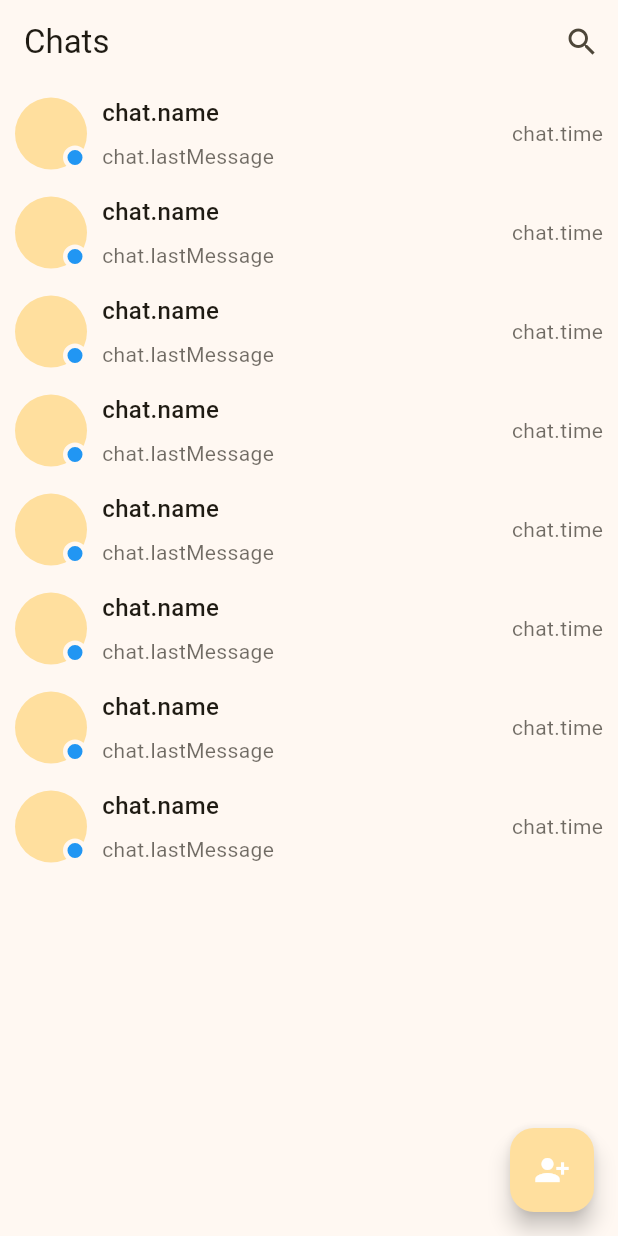
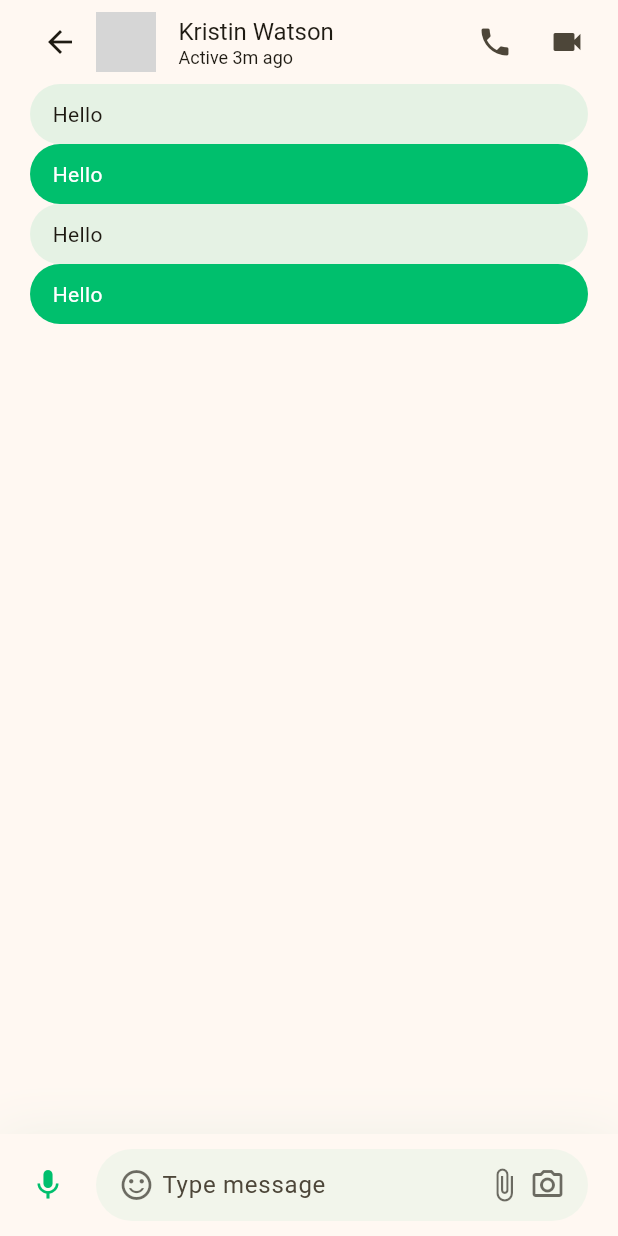
Before and after one commit to PrathameshAnwekar/bitsapp, a Flutter app: the ChatsScreen screen opened by its route, after a tap on "chat.name", on a phone screen of 412 x 824 dp. Run offline on Flutter 3.47's test engine with Material 2 defaults, Android fonts, the phone set to English and light mode, and no system bars; our stand-ins replace auto_size_text, badges, cached_network_image, firebase_auth, firebase_core, flutter_snake_navigationbar and 9 more; missing offline and left inert: animated_widgets, comment_tree, logger_plus; accounts and stored records are empty; network calls fail; grey boxes are pictures that could not be loaded.

Commit message:
chat screen ui

```diff
--- /dev/null
+++ b/lib/constants.dart
@@ -0,0 +1,10 @@
+import 'package:flutter/material.dart';
+
+const kPrimaryColor = Color(0xFF00BF6D);
+const kSecondaryColor = Color(0xFFFE9901);
+const kContentColorLightTheme = Color(0xFF1D1D35);
+const kContentColorDarkTheme = Color(0xFFF5FCF9);
+const kWarninngColor = Color(0xFFF3BB1C);
+const kErrorColor = Color(0xFFF03738);
+
+const kDefaultPadding = 20.0;
--- a/lib/main.dart
+++ b/lib/main.dart
@@ -12,16 +12,19 @@ void main() async {
   WidgetsFlutterBinding.ensureInitialized();
   await InitConstants().init();
 
-  runApp(const ProviderScope(
+  runApp( ProviderScope(
       child: MediaQuery(data: MediaQueryData(), child: MyApp())));
 }
 
 class MyApp extends StatelessWidget {
-  const MyApp({super.key});
-
+   MyApp({super.key});
+  bool init = true;
   @override
   Widget build(BuildContext context) {
+    if (init) {
+      init = false;
       SizeConfig.init(context);
+    }
     return StreamBuilder<User?>(
         stream: FirebaseAuth.instance.authStateChanges(),
         builder: (context, snapshot) {
@@ -29,12 +32,14 @@ class MyApp extends StatelessWidget {
             child: MaterialApp(
               title: 'BITSocial',
               debugShowCheckedModeBanner: false,
-            theme: ThemeData(useMaterial3: true, colorSchemeSeed: Colors.amber),
-            home: snapshot.hasData ?  const BottomNavScreen() : const AuthScreen(),
+              theme:
+                  ThemeData(useMaterial3: true, colorSchemeSeed: Colors.amber),
+              home: snapshot.hasData
+                  ? const BottomNavScreen()
+                  : const AuthScreen(),
               routes: customRoutes,
             ),
           );
-      }
-    );
+        });
   }
 }
--- a/lib/services/custom_routes.dart
+++ b/lib/services/custom_routes.dart
@@ -1,8 +1,10 @@
 import 'package:bitsapp/views/auth/auth_screen.dart';
+import 'package:bitsapp/views/chat/chat.dart';
 import 'package:bitsapp/views/chat/chats_screen.dart';
 import 'package:flutter/widgets.dart';
 
 var customRoutes = <String, WidgetBuilder>{
   AuthScreen.routeName: (context) => const AuthScreen(),
   ChatsScreen.routeName: (context) => const ChatsScreen(),
+  ChatRoomScreen.routeName: (context) => ChatRoomScreen(),
 };
--- a/lib/storage/hiveStore.dart
+++ b/lib/storage/hiveStore.dart
@@ -7,10 +7,11 @@ final hiveP = StateProvider((ref) => null);
 
 class HiveStore {
   static final storage = Hive.box("defaultStorage");
-
+  static final chatRooms = Hive.box("chatStorage");
   static init() async {
     final appDocumentDirectory = await getApplicationDocumentsDirectory();
     Hive.init(appDocumentDirectory.path);
     await Hive.openBox("defaultStorage");
+    await Hive.openBox("chatStorage");
   }
 }
--- a/lib/views/bottom_nav_screen/bottom_nav_screen.dart
+++ b/lib/views/bottom_nav_screen/bottom_nav_screen.dart
@@ -27,6 +27,7 @@ class _BottomNavScreenState extends State<BottomNavScreen> {
     const JobInternhipScreen(),
     const Screen3(),
     const Screen4(),
+    const Screen4(),
   ];
   @override
   Widget build(BuildContext context) {
@@ -36,7 +37,7 @@ class _BottomNavScreenState extends State<BottomNavScreen> {
       resizeToAvoidBottomInset: true,
       extendBody: true,
       bottomNavigationBar: SnakeNavigationBar.color(
-        height: getProportionateScreenHeight(52),
+        height: getProportionateScreenHeight(100),
         behaviour: SnakeBarBehaviour.pinned,
         snakeShape: SnakeShape.indicator,
         currentIndex: _pageindex,
--- /dev/null
+++ b/lib/views/chat/chat.dart
@@ -0,0 +1,54 @@
+import 'package:flutter/material.dart';
+import 'package:bitsapp/constants.dart';
+import 'components/body.dart';
+
+class ChatRoomScreen extends StatelessWidget {
+  static const routeName = "/chat-room-creen";
+
+  @override
+  Widget build(BuildContext context) {
+    return Scaffold(
+      appBar: buildAppBar(),
+      body: Body(),
+    );
+  }
+
+  AppBar buildAppBar() {
+    return AppBar(
+      automaticallyImplyLeading: false,
+      title: Row(
+        children: [
+          BackButton(),
+          CircleAvatar(
+            backgroundImage: AssetImage("assets/images/user_2.png"),
+          ),
+          SizedBox(width: kDefaultPadding * 0.75),
+          Column(
+            crossAxisAlignment: CrossAxisAlignment.start,
+            children: [
+              Text(
+                "Kristin Watson",
+                style: TextStyle(fontSize: 16),
+              ),
+              Text(
+                "Active 3m ago",
+                style: TextStyle(fontSize: 12),
+              )
+            ],
+          )
+        ],
+      ),
+      actions: [
+        IconButton(
+          icon: Icon(Icons.local_phone),
+          onPressed: () {},
+        ),
+        IconButton(
+          icon: Icon(Icons.videocam),
+          onPressed: () {},
+        ),
+        SizedBox(width: kDefaultPadding / 2),
+      ],
+    );
+  }
+}
--- a/lib/views/chat/chats_screen.dart
+++ b/lib/views/chat/chats_screen.dart
@@ -1,10 +1,8 @@
-import 'package:bitsapp/components/filled_outline_button.dart';
 import 'package:bitsapp/models/chat_room.dart';
-import 'package:bitsapp/models/message.dart';
+import 'package:bitsapp/views/chat/chat.dart';
 import 'package:bitsapp/views/chat/chat_card.dart';
 import 'package:flutter/material.dart';
-import 'package:flutter/src/widgets/framework.dart';
-import 'package:flutter/src/widgets/placeholder.dart';
+
 
 class ChatsScreen extends StatelessWidget {
   const ChatsScreen({super.key});
@@ -47,7 +45,9 @@ buildBody(chatsData) {
           itemCount: chatsData.length,
           itemBuilder: (context, index) => ChatCard(
             chatRoom: chatsData[index],
-            press: () {},
+            press: () {
+              Navigator.pushNamed(context, ChatRoomScreen.routeName);
+            },
           ),
         ),
       ),
--- /dev/null
+++ b/lib/views/chat/components/body.dart
@@ -0,0 +1,27 @@
+import 'package:bitsapp/constants.dart';
+import 'package:bitsapp/models/message.dart';
+import 'package:flutter/material.dart';
+
+import 'chat_input_field.dart';
+import 'text_message.dart';
+
+class Body extends StatelessWidget {
+  @override
+  Widget build(BuildContext context) {
+    return Column(
+      children: [
+        Expanded(
+          child: Padding(
+            padding: const EdgeInsets.symmetric(horizontal: kDefaultPadding),
+            child: ListView.builder(
+              itemCount: Message.demoMessages.length,
+              itemBuilder: (context, index) =>
+                  TextMessage(message: Message.demoMessages[index]),
+            ),
+          ),
+        ),
+        ChatInputField(),
+      ],
+    );
+  }
+}
--- /dev/null
+++ b/lib/views/chat/components/chat_input_field.dart
@@ -0,0 +1,86 @@
+import 'package:bitsapp/constants.dart';
+import 'package:flutter/material.dart';
+
+
+class ChatInputField extends StatelessWidget {
+  const ChatInputField({
+    Key? key,
+  }) : super(key: key);
+
+  @override
+  Widget build(BuildContext context) {
+    return Container(
+      padding: EdgeInsets.symmetric(
+        horizontal: kDefaultPadding,
+        vertical: kDefaultPadding / 2,
+      ),
+      decoration: BoxDecoration(
+        color: Theme.of(context).scaffoldBackgroundColor,
+        boxShadow: [
+          BoxShadow(
+            offset: Offset(0, 4),
+            blurRadius: 32,
+            color: Color(0xFF087949).withOpacity(0.08),
+          ),
+        ],
+      ),
+      child: SafeArea(
+        child: Row(
+          children: [
+            Icon(Icons.mic, color: kPrimaryColor),
+            SizedBox(width: kDefaultPadding),
+            Expanded(
+              child: Container(
+                padding: EdgeInsets.symmetric(
+                  horizontal: kDefaultPadding * 0.75,
+                ),
+                decoration: BoxDecoration(
+                  color: kPrimaryColor.withOpacity(0.05),
+                  borderRadius: BorderRadius.circular(40),
+                ),
+                child: Row(
+                  children: [
+                    Icon(
+                      Icons.sentiment_satisfied_alt_outlined,
+                      color: Theme.of(context)
+                          .textTheme
+                          .bodyText1!
+                          .color!
+                          .withOpacity(0.64),
+                    ),
+                    SizedBox(width: kDefaultPadding / 4),
+                    Expanded(
+                      child: TextField(
+                        decoration: InputDecoration(
+                          hintText: "Type message",
+                          border: InputBorder.none,
+                        ),
+                      ),
+                    ),
+                    Icon(
+                      Icons.attach_file,
+                      color: Theme.of(context)
+                          .textTheme
+                          .bodyText1!
+                          .color!
+                          .withOpacity(0.64),
+                    ),
+                    SizedBox(width: kDefaultPadding / 4),
+                    Icon(
+                      Icons.camera_alt_outlined,
+                      color: Theme.of(context)
+                          .textTheme
+                          .bodyText1!
+                          .color!
+                          .withOpacity(0.64),
+                    ),
+                  ],
+                ),
+              ),
+            ),
+          ],
+        ),
+      ),
+    );
+  }
+}
--- /dev/null
+++ b/lib/views/chat/components/text_message.dart
@@ -0,0 +1,37 @@
+import 'package:bitsapp/models/message.dart';
+import 'package:flutter/material.dart';
+
+import '../../../constants.dart';
+
+class TextMessage extends StatelessWidget {
+  const TextMessage({
+    Key? key,
+    required this.message,
+  }) : super(key: key);
+
+  final Message message;
+
+  @override
+  Widget build(BuildContext context) {
+    return Container(
+
+      padding: EdgeInsets.symmetric(
+        horizontal: kDefaultPadding * 0.75,
+        vertical: kDefaultPadding / 2,
+      ),
+      decoration: BoxDecoration(
+
+        color: kPrimaryColor.withOpacity(message.sender == "me" ? 1 : 0.1),
+        borderRadius: BorderRadius.circular(30),
+      ),
+      child: Text(
+        message.text,
+        style: TextStyle(
+          color: message.sender == "me"
+              ? Colors.white
+              : Theme.of(context).textTheme.bodyLarge!.color,
+        ),
+      ),
+    );
+  }
+}
```
Also changed, not shown: lib/views/Feed Screen/feed_screen.dart (+31 -17 lines), lib/views/chat/components/message_bubble.dart (added, +65 -0 lines), lib/controllers/chat_controller.dart (added), lib/controllers/chats_screen_controller.dart (added), lib/services/firestore_chat_service.dart (added), lib/services/firestore_services.dart (deleted), 1 other file. Lines whose indentation alone changed are shown as unchanged.
